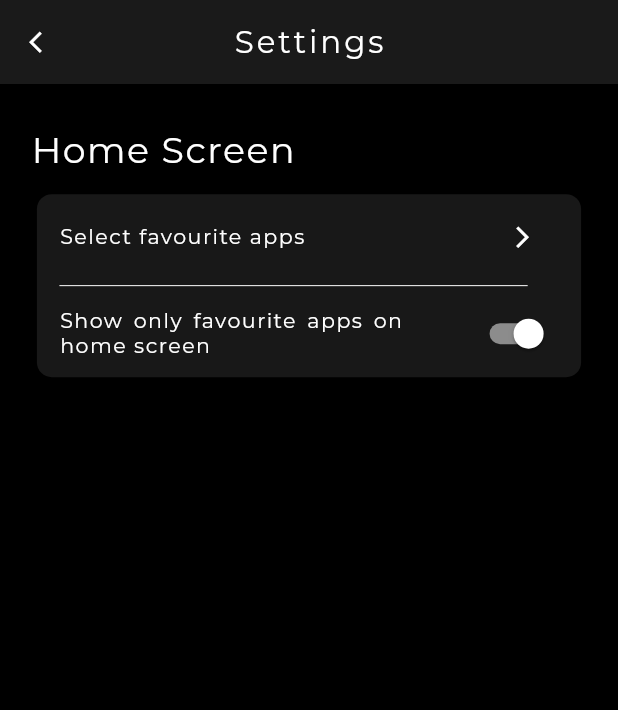
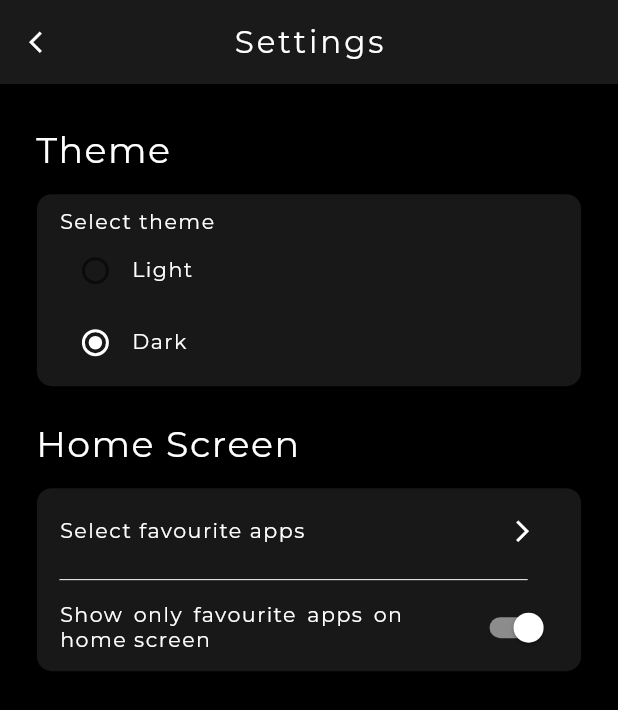
Before and after one commit to Simonesesana/MiniLauncher, a Flutter app: the screen it shows after launch, after a tap on the "settings" icon, on a phone screen of 412 x 824 dp. Shown: the top 710 px of the screen. Run offline on Flutter 3.47's test engine with Material 2 defaults, Android fonts, the light colour scheme and no system bars; our stand-ins replace flutter_spinkit, google_fonts, shared_preferences; missing offline and left inert: device_apps.

Commit message:
- Added possibility to select favourite apps - Added dark and light theme (must be saved locally)

```diff
--- a/lib/Pages/Home/Home.dart
+++ b/lib/Pages/Home/Home.dart
@@ -18,7 +18,7 @@ class _HomeState extends State<Home> {
     return SafeArea(
       child: Scaffold(
 
-          backgroundColor: selectedTheme.primaryColor,
+          backgroundColor: preferences.selectedTheme.primaryColor,
 
           /// App list
           body: Stack(
@@ -36,7 +36,7 @@ class _HomeState extends State<Home> {
                 child: Center(
                     child: Card(
                       elevation: 0,
-                      color: selectedTheme.homeCardColor.withOpacity(0.15),
+                      color: preferences.selectedTheme.homeCardColor.withOpacity(0.15),
                       shape: RoundedRectangleBorder(
                           borderRadius: BorderRadius.circular(20)
                       ),
--- a/lib/Pages/Home/Items/ApplicationItem.dart
+++ b/lib/Pages/Home/Items/ApplicationItem.dart
@@ -2,6 +2,7 @@ import 'package:flutter/material.dart';
 import 'package:device_apps/device_apps.dart';
 import 'package:google_fonts/google_fonts.dart';
 import 'package:minilauncher/Themes/Theme.dart';
+import 'package:minilauncher/main.dart';
 
 GestureDetector ApplicationItem(
   BuildContext context,
@@ -40,7 +41,7 @@ GestureDetector ApplicationItem(
             appName,
             style: GoogleFonts.montserrat(
               letterSpacing: 1.5,
-              color: selectedTheme.textColor,
+              color: preferences.selectedTheme.textColor,
               fontSize: MediaQuery.of(context).size.width / 30,
             ),
           ),
--- a/lib/Pages/Home/Items/HomeOverlay.dart
+++ b/lib/Pages/Home/Items/HomeOverlay.dart
@@ -2,6 +2,8 @@ import 'package:flutter/cupertino.dart';
 import 'package:flutter/material.dart';
 import 'package:google_fonts/google_fonts.dart';
 import 'package:minilauncher/Themes/Theme.dart';
+
+import '../../../main.dart';
 
 class HomeOverlay extends StatefulWidget {
   const HomeOverlay({Key? key}) : super(key: key);
@@ -34,7 +36,7 @@ class _HomeOverlayState extends State<HomeOverlay> {
                 "${DateTime.now().hour}:${DateTime.now().minute}",
                 style: GoogleFonts.montserrat(
                   letterSpacing: 5,
-                  color: selectedTheme.textColor,
+                  color: preferences.selectedTheme.textColor,
                   fontSize: MediaQuery.of(context).size.width / 10
                 ),
               ),
@@ -46,7 +48,7 @@ class _HomeOverlayState extends State<HomeOverlay> {
                 "${DateTime.now().year}",
                 style: GoogleFonts.montserrat(
                   letterSpacing: 2,
-                  color: selectedTheme.textColor,
+                  color: preferences.selectedTheme.textColor,
                   fontSize: MediaQuery.of(context).size.width / 22
                 ),
               )
@@ -69,13 +71,13 @@ class _HomeOverlayState extends State<HomeOverlay> {
                       color: Colors.transparent,
                       border: Border.all(
                           width: 1,
-                          color: selectedTheme.textColor
+                          color: preferences.selectedTheme.textColor
                       ),
                       borderRadius: BorderRadius.circular(100)
                   ),
                   child: Icon(
                     Icons.keyboard_arrow_up,
-                    color: selectedTheme.textColor,
+                    color: preferences.selectedTheme.textColor,
                   ),
                 ),
               ),
@@ -93,13 +95,13 @@ class _HomeOverlayState extends State<HomeOverlay> {
                     color: Colors.transparent,
                     border: Border.all(
                       width: 1,
-                      color: selectedTheme.textColor
+                      color: preferences.selectedTheme.textColor
                     ),
                     borderRadius: BorderRadius.circular(100)
                   ),
                   child: Icon(
                     Icons.settings,
-                    color: selectedTheme.textColor,
+                    color: preferences.selectedTheme.textColor,
                   ),
                 ),
               ),
--- a/lib/Pages/Loading/Loading.dart
+++ b/lib/Pages/Loading/Loading.dart
@@ -42,7 +42,7 @@ class _LoadingState extends State<Loading> {
         /// Loading spinkit
         SpinKitRing(
           lineWidth: 1,
-          color: selectedTheme.textColor,
+          color: preferences.selectedTheme.textColor,
           size: MediaQuery.of(context).size.width / 10,
         ),
 
@@ -56,7 +56,7 @@ class _LoadingState extends State<Loading> {
                 textAlign: TextAlign.center,
                 style: GoogleFonts.nunito(
                     height: 1.2,
-                    color: selectedTheme.textColor,
+                    color: preferences.selectedTheme.textColor,
                     fontWeight: FontWeight.w300,
                     decoration: TextDecoration.none,
                     fontSize: MediaQuery.of(context).size.width / 20
--- a/lib/Pages/Settings/Settings.dart
+++ b/lib/Pages/Settings/Settings.dart
@@ -12,6 +12,9 @@ class Settings extends StatefulWidget {
 
 class _SettingsState extends State<Settings> {
 
+  /// Selected theme
+  String? selectedTheme = "dark";
+
   /// Indicates if the home page must be recharged while exiting
   /// the settings
   bool homePageHasChanged = false;
@@ -19,6 +22,7 @@ class _SettingsState extends State<Settings> {
   @override
   Widget build(BuildContext context) {
 
+    /// Screen width
     double screenWidth = MediaQuery.of(context).size.width;
 
     return WillPopScope(
@@ -35,30 +39,31 @@ class _SettingsState extends State<Settings> {
 
       child: Scaffold(
 
-        backgroundColor: selectedTheme.primaryColor,
+        backgroundColor: preferences.selectedTheme.primaryColor,
 
         /// Appbar
         appBar: AppBar(
 
+          elevation: 0,
           centerTitle: true,
-          backgroundColor: selectedTheme.textColor.withOpacity(0.1),
+          backgroundColor: preferences.selectedTheme.textColor.withOpacity(0.1),
 
           title: Text(
             "Settings",
             style: GoogleFonts.montserrat(
                 letterSpacing: 2,
                 fontWeight: FontWeight.w400,
-                color: selectedTheme.textColor,
+                color: preferences.selectedTheme.textColor,
                 fontSize: MediaQuery.of(context).size.width / 20
             ),
           ),
 
           /// Back button
           leading: IconButton(
-            color: selectedTheme.textColor,
+            color: preferences.selectedTheme.textColor,
             icon: Icon(
               Icons.arrow_back_ios,
-              color: selectedTheme.textColor,
+              color: preferences.selectedTheme.textColor,
               size: 17,
             ),
             onPressed: (){
@@ -84,26 +89,82 @@ class _SettingsState extends State<Settings> {
 
                 children: [
 
-                  /// Home screen
-                  Padding(
-                    padding: const EdgeInsets.only(
-                      bottom: 10
-                    ),
-                    child: Text(
-                      "Home Screen",
-                      style: GoogleFonts.montserrat(
-                          letterSpacing: 1,
-                          color: selectedTheme.textColor,
-                          fontSize: screenWidth / 17
-                      ),
-                    ),
-                  ),
+                  /// Theme
+                  settingsTitleTextLabel("Theme", screenWidth),
 
                   SizedBox(
                     width: screenWidth,
                     child: Card(
                       elevation: 0,
-                      color: selectedTheme.homeCardColor.withOpacity(0.15),
+                      color: preferences.selectedTheme.homeCardColor.withOpacity(0.15),
+                      shape: RoundedRectangleBorder(
+                          borderRadius: BorderRadius.circular(10)
+                      ),
+                      child: Padding(
+                        padding: const EdgeInsets.fromLTRB(15, 10, 15, 5),
+                        child: Column(
+                          crossAxisAlignment: CrossAxisAlignment.start,
+                          children: [
+
+                            /// Select theme
+                            settingsTextLabel("Select theme", screenWidth),
+
+                            /// Light
+                            Row(
+                              children: [
+                                Radio<String> (
+                                  value: "light",
+                                  groupValue: selectedTheme,
+                                  onChanged: (String? value){
+                                    setState(() {
+                                      selectedTheme = value;
+                                      homePageHasChanged = true;
+                                      preferences.selectedTheme = lightTheme;
+                                    });
+                                  },
+                                  activeColor: preferences.selectedTheme.textColor,
+                                ),
+                                settingsTextLabel("Light", screenWidth)
+                              ],
+                            ),
+
+                            /// Dark
+                            Row(
+                              children: [
+                                Radio<String> (
+                                  value: "dark",
+                                  groupValue: selectedTheme,
+                                  onChanged: (String? value){
+                                    setState(() {
+                                      selectedTheme = value;
+                                      homePageHasChanged = true;
+                                      preferences.selectedTheme = darkTheme;
+                                    });
+                                  },
+                                  activeColor: preferences.selectedTheme.textColor,
+                                ),
+                                settingsTextLabel("Dark", screenWidth)
+                              ],
+                            ),
+
+                          ],
+                        ),
+                      ),
+                    ),
+                  ),
+
+                  const SizedBox(
+                    height: 20,
+                  ),
+
+                  /// Home screen
+                  settingsTitleTextLabel("Home Screen", screenWidth),
+
+                  SizedBox(
+                    width: screenWidth,
+                    child: Card(
+                      elevation: 0,
+                      color: preferences.selectedTheme.homeCardColor.withOpacity(0.15),
                       shape: RoundedRectangleBorder(
                           borderRadius: BorderRadius.circular(10)
                       ),
@@ -120,10 +181,10 @@ class _SettingsState extends State<Settings> {
                                 settingsTextLabel("Select favourite apps", screenWidth),
 
                                 IconButton(
-                                  color: selectedTheme.textColor,
+                                  color: preferences.selectedTheme.textColor,
                                   icon: Icon(
                                     Icons.arrow_forward_ios,
-                                    color: selectedTheme.textColor,
+                                    color: preferences.selectedTheme.textColor,
                                     size: 17,
                                   ),
                                   onPressed: (){
@@ -146,7 +207,7 @@ class _SettingsState extends State<Settings> {
                                 settingsTextLabel("Show only favourite apps on home screen", screenWidth),
                                 Switch(
                                   value: preferences.showOnlyFavouriteAppsOnHomeScreen,
-                                  activeColor: selectedTheme.textColor,
+                                  activeColor: preferences.selectedTheme.textColor,
                                   onChanged: (value) {
                                     setState(() {
                                       homePageHasChanged = true;
@@ -184,7 +245,7 @@ Padding settingsDivider (double screenWidth) {
         right: screenWidth / 20
     ),
     child: Divider(
-      color: selectedTheme.textColor,
+      color: preferences.selectedTheme.textColor,
     ),
   );
 }
@@ -199,9 +260,27 @@ SizedBox settingsTextLabel (String text, double screenWidth) {
       textAlign: TextAlign.justify,
       style: GoogleFonts.montserrat(
           letterSpacing: 1,
-          color: selectedTheme.textColor,
+          color: preferences.selectedTheme.textColor,
           fontSize: screenWidth / 30
       ),
     ),
   );
 }
+
+/// Settings title text label
+Padding settingsTitleTextLabel (String text, double screenWidth) {
+  return Padding(
+    padding: const EdgeInsets.only(
+      bottom: 10,
+      left: 3
+    ),
+    child: Text(
+      text,
+      style: GoogleFonts.montserrat(
+          letterSpacing: 1,
+          color: preferences.selectedTheme.textColor,
+          fontSize: screenWidth / 17
+      ),
+    ),
+  );
+}
--- a/lib/Themes/Theme.dart
+++ b/lib/Themes/Theme.dart
@@ -29,5 +29,13 @@ Theme darkTheme = Theme(
 );
 
 
-/// Selected theme
-Theme selectedTheme = darkTheme;
+/// Light theme
+Theme lightTheme = Theme (
+
+  textColor: Colors.black,
+  primaryColor: Colors.white,
+
+  /// Home
+  homeCardColor: Colors.grey
+
+);
--- a/lib/main.dart
+++ b/lib/main.dart
@@ -6,7 +6,7 @@ import 'package:minilauncher/Preferences/PreferencesClass.dart';
 import 'Pages/Home/Home.dart';
 import 'Pages/Loading/Loading.dart';
 import 'Pages/Settings/Settings.dart';
-import 'Pages/Settings/SelectFavouriteApps.dart';
+import 'Pages/Settings/SelectFavouriteApps/SelectFavouriteApps.dart';
 
 /// Preferences object
 PreferencesClass preferences = PreferencesClass();
```
Also changed, not shown: lib/Pages/Settings/SelectFavouriteApps.dart (deleted, +0 -76 lines), lib/Pages/Settings/SelectFavouriteApps/SelectFavouriteApps.dart (added, +112 -0 lines), lib/Preferences/PreferencesClass.dart (+48 -0 lines).
